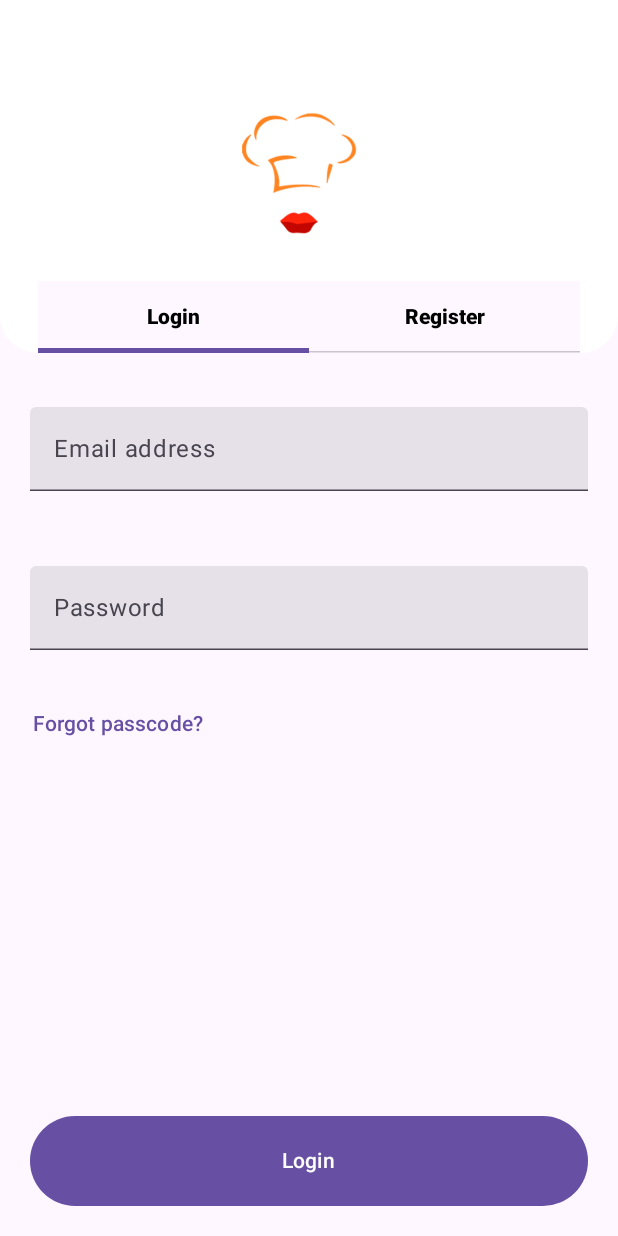
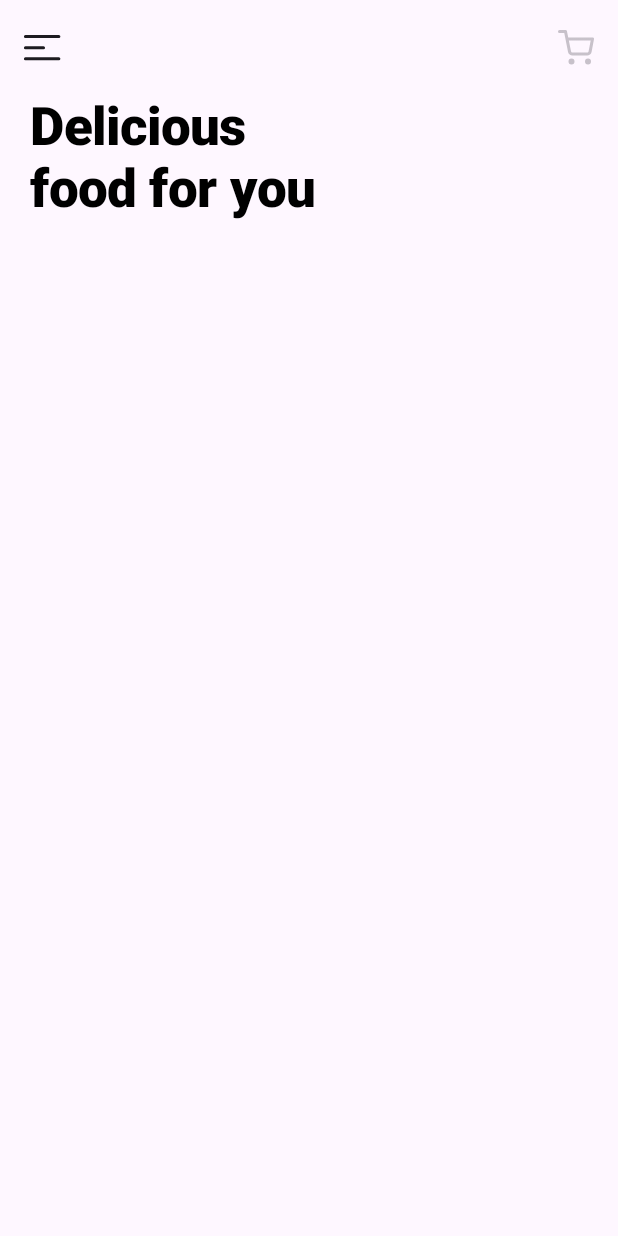
Before and after one commit to fahadnasrullah109/Foodie, an Android app built with Jetpack Compose: the AuthScreen screen opened through its navigation route, after a tap on "Login", on a phone screen of 412 x 824 dp. Run offline under Robolectric (Android 15) with nearby library versions, the phone set to English and light mode, and no system bars; our stand-ins replace Dagger/Hilt's generated code, constraintlayout-compose; 3 statements that could not run were skipped.

Commit message:
feat: Drawer is added.

```diff
--- /dev/null
+++ b/app/src/main/java/com/foodie/presentation/drawer/DrawerItem.kt
@@ -0,0 +1,16 @@
+package com.foodie.presentation.drawer
+
+import com.foodie.R
+
+sealed class DrawerItem(val title: Int, val icon: Int) {
+    object Profile : DrawerItem(title = R.string.profile_label, icon = R.drawable.ic_drawer_profile)
+    object Orders : DrawerItem(title = R.string.orders_label, icon = R.drawable.ic_drawer_order)
+    object Offers :
+        DrawerItem(title = R.string.offers_and_promo_label, icon = R.drawable.ic_drawer_offers)
+
+    object Privacy : DrawerItem(title = R.string.privacy_label, icon = R.drawable.ic_drawer_privacy)
+    object Security :
+        DrawerItem(title = R.string.security_label, icon = R.drawable.ic_drawer_security)
+
+    object SignOut : DrawerItem(title = R.string.signout_label, icon = R.drawable.ic_logout)
+}
--- /dev/null
+++ b/app/src/main/java/com/foodie/presentation/drawer/DrawerScreen.kt
@@ -0,0 +1,103 @@
+@file:OptIn(ExperimentalMaterial3Api::class)
+
+package com.foodie.presentation.drawer
+
+import android.annotation.SuppressLint
+import androidx.compose.foundation.background
+import androidx.compose.foundation.layout.*
+import androidx.compose.material3.*
+import androidx.compose.runtime.*
+import androidx.compose.ui.Modifier
+import androidx.compose.ui.graphics.Color
+import androidx.compose.ui.res.painterResource
+import androidx.compose.ui.res.stringResource
+import androidx.compose.ui.tooling.preview.Preview
+import androidx.compose.ui.unit.dp
+import androidx.navigation.NavController
+import androidx.navigation.compose.rememberNavController
+import com.foodie.R
+import com.foodie.presentation.home.HomeScreen
+import com.foodie.ui.theme.FoodieTheme
+import com.foodie.ui.theme.login_signup_bg
+import kotlinx.coroutines.launch
+
+@OptIn(ExperimentalMaterial3Api::class)
+@SuppressLint("UnusedMaterial3ScaffoldPaddingParameter")
+@Composable
+fun DrawerScreen(modifier: Modifier = Modifier, navController: NavController) {
+    val drawerState = rememberDrawerState(DrawerValue.Closed)
+    val scope = rememberCoroutineScope()
+    val drawerItems = listOf(
+        DrawerItem.Profile,
+        DrawerItem.Orders,
+        DrawerItem.Offers,
+        DrawerItem.Privacy,
+        DrawerItem.Security,
+        DrawerItem.SignOut
+    )
+    var selectedItem by remember { mutableStateOf(drawerItems[0]) }
+    ModalNavigationDrawer(drawerState = drawerState, drawerContent = {
+        ModalDrawerSheet(drawerContainerColor = MaterialTheme.colorScheme.primary) {
+            Spacer(Modifier.height(30.dp))
+            drawerItems.forEach { item ->
+                NavigationDrawerItem(
+                    colors = NavigationDrawerItemDefaults.colors(
+                        selectedContainerColor = MaterialTheme.colorScheme.primary,
+                        unselectedContainerColor = MaterialTheme.colorScheme.primary,
+                        selectedIconColor = Color.White,
+                        unselectedIconColor = Color.White,
+                        selectedTextColor = Color.White,
+                        unselectedTextColor = Color.White
+                    ),
+                    icon = {
+                        Icon(
+                            painter = painterResource(id = item.icon), contentDescription = null
+                        )
+                    },
+                    label = { Text(stringResource(id = item.title)) },
+                    selected = false,
+                    onClick = {
+                        scope.launch { drawerState.close() }
+                        selectedItem = item
+                    },
+                    modifier = Modifier.padding(NavigationDrawerItemDefaults.ItemPadding)
+                )
+            }
+        }
+    }, content = {
+        Scaffold(modifier = modifier.background(color = login_signup_bg), topBar = {
+            TopAppBar(title = {}, navigationIcon = {
+                IconButton(onClick = {
+                    scope.launch { drawerState.open() }
+                }) {
+                    Icon(
+                        painter = painterResource(R.drawable.ic_menu),
+                        contentDescription = "menu icon"
+                    )
+                }
+            }, actions = {
+                IconButton(onClick = { /* doSomething() */ }) {
+                    Icon(
+                        painter = painterResource(R.drawable.ic_navigation_shopping_cart),
+                        contentDescription = "cart icon"
+                    )
+                }
+            })
+        }, content = { innerPadding ->
+            HomeScreen(
+                modifier = Modifier
+                    .fillMaxSize()
+                    .padding(innerPadding)
+                    .padding(start = 20.dp, end = 20.dp)
+            )
+        })
+    })
+}
+
+@Preview
+@Composable
+fun DrawerScreenPreview() {
+    FoodieTheme {
+        DrawerScreen(modifier = Modifier.fillMaxSize(), navController = rememberNavController())
+    }
+}
--- /dev/null
+++ b/app/src/main/java/com/foodie/presentation/home/HomeScreen.kt
@@ -0,0 +1,33 @@
+package com.foodie.presentation.home
+
+import androidx.compose.foundation.layout.Column
+import androidx.compose.foundation.layout.fillMaxSize
+import androidx.compose.material3.Text
+import androidx.compose.runtime.Composable
+import androidx.compose.ui.Modifier
+import androidx.compose.ui.graphics.Color
+import androidx.compose.ui.res.stringResource
+import androidx.compose.ui.text.TextStyle
+import androidx.compose.ui.text.font.FontWeight
+import androidx.compose.ui.tooling.preview.Preview
+import androidx.compose.ui.unit.sp
+import com.foodie.R
+import com.foodie.ui.theme.FoodieTheme
+
+@Composable
+fun HomeScreen(modifier: Modifier = Modifier) {
+    Column(modifier = modifier) {
+        Text(
+            text = stringResource(id = R.string.delicious_food_for_you),
+            style = TextStyle(color = Color.Black, fontWeight = FontWeight.Black, fontSize = 35.sp)
+        )
+    }
+}
+
+@Preview
+@Composable
+fun HomeScreenPreview() {
+    FoodieTheme {
+        HomeScreen(modifier = Modifier.fillMaxSize())
+    }
+}
--- a/app/src/main/java/com/foodie/presentation/navigation/Destinations.kt
+++ b/app/src/main/java/com/foodie/presentation/navigation/Destinations.kt
@@ -3,4 +3,5 @@ package com.foodie.presentation.navigation
 sealed class Destinations(val route: String) {
     object Landing : Destinations("landing")
     object Auth : Destinations("auth")
+    object Drawer : Destinations("drawer")
 }
--- a/app/src/main/java/com/foodie/presentation/navigation/FoodieAppNavHost.kt
+++ b/app/src/main/java/com/foodie/presentation/navigation/FoodieAppNavHost.kt
@@ -10,6 +10,7 @@ import androidx.navigation.compose.NavHost
 import androidx.navigation.compose.composable
 import androidx.navigation.compose.rememberNavController
 import com.foodie.presentation.auth.AuthScreen
+import com.foodie.presentation.drawer.DrawerScreen
 import com.foodie.presentation.landing.LandingScreen
 
 @Composable
@@ -23,23 +24,37 @@ fun FoodieAppNavHost(
     ) {
         landingGraph(navController)
         authGraph(navController)
+        authDrawer(navController)
     }
 }
 
 fun NavGraphBuilder.landingGraph(navController: NavController) {
     composable(Destinations.Landing.route) {
         LandingScreen(modifier = Modifier.fillMaxSize()) {
-            navController.navigate(route = Destinations.Auth.route)
+            navController.navigate(route = Destinations.Auth.route, navOptions = navOptions {
+                popUpTo(Destinations.Landing.route) { inclusive = true }
+            })
         }
     }
 }
 
 fun NavGraphBuilder.authGraph(navController: NavController) {
     composable(Destinations.Auth.route) {
-        AuthScreen(modifier = Modifier.fillMaxSize(),
-            onForgotPassword = {},
-            onLoginSuccess = {},
-            onRegisterSuccess = {})
+        AuthScreen(modifier = Modifier.fillMaxSize(), onForgotPassword = {}, onLoginSuccess = {
+            navController.navigate(route = Destinations.Drawer.route, navOptions = navOptions {
+                popUpTo(Destinations.Auth.route) { inclusive = true }
+            })
+        }, onRegisterSuccess = {
+            navController.navigate(route = Destinations.Drawer.route, navOptions = navOptions {
+                popUpTo(Destinations.Auth.route) { inclusive = true }
+            })
+        })
+    }
+}
+
+fun NavGraphBuilder.authDrawer(navController: NavController) {
+    composable(Destinations.Drawer.route) {
+        DrawerScreen(modifier = Modifier.fillMaxSize(), navController = navController)
     }
 }
 
--- /dev/null
+++ b/app/src/main/res/drawable/ic_drawer_offers.xml
@@ -0,0 +1,9 @@
+<vector xmlns:android="http://schemas.android.com/apk/res/android"
+    android:width="20dp"
+    android:height="20dp"
+    android:viewportWidth="20"
+    android:viewportHeight="20">
+  <path
+      android:pathData="M19.41,9.58L10.41,0.58C10.05,0.22 9.55,0 9,0H2C0.9,0 0,0.9 0,2V9C0,9.55 0.22,10.05 0.59,10.42L9.59,19.42C9.95,19.78 10.45,20 11,20C11.55,20 12.05,19.78 12.41,19.41L19.41,12.41C19.78,12.05 20,11.55 20,11C20,10.45 19.77,9.94 19.41,9.58ZM11,18.01L2,9V2H9V1.99L18,10.99L11,18.01Z"
+      android:fillColor="#ffffff"/>
+</vector>
--- /dev/null
+++ b/app/src/main/res/drawable/ic_drawer_order.xml
@@ -0,0 +1,9 @@
+<vector xmlns:android="http://schemas.android.com/apk/res/android"
+    android:width="26dp"
+    android:height="26dp"
+    android:viewportWidth="26"
+    android:viewportHeight="26">
+  <path
+      android:pathData="M3.25,6.688C3.035,6.688 2.828,6.773 2.675,6.926C2.523,7.078 2.438,7.285 2.438,7.5C2.438,7.716 2.523,7.922 2.675,8.075C2.828,8.227 3.035,8.313 3.25,8.313H5.054L7.186,16.844C7.367,17.567 8.014,18.063 8.76,18.063H18.891C19.625,18.063 20.248,17.575 20.441,16.868L22.547,9.125H20.846L18.891,16.438H8.759L6.628,7.906C6.54,7.556 6.337,7.246 6.051,7.025C5.766,6.804 5.415,6.685 5.054,6.688H3.25ZM17.875,18.063C16.538,18.063 15.438,19.163 15.438,20.5C15.438,21.837 16.538,22.938 17.875,22.938C19.212,22.938 20.313,21.837 20.313,20.5C20.313,19.163 19.212,18.063 17.875,18.063ZM10.563,18.063C9.226,18.063 8.125,19.163 8.125,20.5C8.125,21.837 9.226,22.938 10.563,22.938C11.899,22.938 13,21.837 13,20.5C13,19.163 11.899,18.063 10.563,18.063ZM13,6.688V10.75H10.563L13.813,14L17.063,10.75H14.625V6.688H13ZM10.563,19.688C11.021,19.688 11.375,20.042 11.375,20.5C11.375,20.958 11.021,21.313 10.563,21.313C10.104,21.313 9.75,20.958 9.75,20.5C9.75,20.042 10.104,19.688 10.563,19.688ZM17.875,19.688C18.333,19.688 18.688,20.042 18.688,20.5C18.688,20.958 18.333,21.313 17.875,21.313C17.417,21.313 17.063,20.958 17.063,20.5C17.063,20.042 17.417,19.688 17.875,19.688Z"
+      android:fillColor="#ffffff"/>
+</vector>
--- /dev/null
+++ b/app/src/main/res/drawable/ic_drawer_privacy.xml
@@ -0,0 +1,9 @@
+<vector xmlns:android="http://schemas.android.com/apk/res/android"
+    android:width="18dp"
+    android:height="18dp"
+    android:viewportWidth="18"
+    android:viewportHeight="18">
+  <path
+      android:pathData="M16,2V11H11V16H2V2H16ZM16,0H2C0.9,0 0,0.9 0,2V16C0,17.1 0.9,18 2,18H12L18,12V2C18,0.9 17.1,0 16,0ZM9,11H4V9H9V11ZM14,7H4V5H14V7Z"
+      android:fillColor="#ffffff"/>
+</vector>
--- /dev/null
+++ b/app/src/main/res/drawable/ic_drawer_profile.xml
@@ -0,0 +1,14 @@
+<vector xmlns:android="http://schemas.android.com/apk/res/android"
+    android:width="22dp"
+    android:height="22dp"
+    android:viewportWidth="22"
+    android:viewportHeight="22">
+  <path
+      android:pathData="M15,8C15,9.061 14.579,10.078 13.828,10.828C13.078,11.579 12.061,12 11,12C9.939,12 8.922,11.579 8.172,10.828C7.421,10.078 7,9.061 7,8C7,6.939 7.421,5.922 8.172,5.172C8.922,4.421 9.939,4 11,4C12.061,4 13.078,4.421 13.828,5.172C14.579,5.922 15,6.939 15,8ZM13,8C13,8.53 12.789,9.039 12.414,9.414C12.039,9.789 11.53,10 11,10C10.47,10 9.961,9.789 9.586,9.414C9.211,9.039 9,8.53 9,8C9,7.47 9.211,6.961 9.586,6.586C9.961,6.211 10.47,6 11,6C11.53,6 12.039,6.211 12.414,6.586C12.789,6.961 13,7.47 13,8Z"
+      android:fillColor="#ffffff"
+      android:fillType="evenOdd"/>
+  <path
+      android:pathData="M11,0C4.925,0 0,4.925 0,11C0,17.075 4.925,22 11,22C17.075,22 22,17.075 22,11C22,4.925 17.075,0 11,0ZM2,11C2,13.09 2.713,15.014 3.908,16.542C4.747,15.44 5.83,14.547 7.071,13.932C8.313,13.318 9.68,12.999 11.065,13C12.432,12.999 13.782,13.309 15.011,13.909C16.24,14.508 17.316,15.38 18.157,16.458C19.023,15.322 19.607,13.995 19.859,12.589C20.111,11.182 20.024,9.736 19.607,8.369C19.189,7.002 18.451,5.755 17.455,4.73C16.46,3.705 15.234,2.932 13.88,2.475C12.526,2.017 11.083,1.889 9.67,2.1C8.257,2.311 6.914,2.856 5.753,3.689C4.592,4.522 3.646,5.62 2.993,6.891C2.341,8.163 2,9.571 2,11ZM11,20C8.934,20.003 6.93,19.292 5.328,17.988C5.973,17.065 6.831,16.311 7.83,15.791C8.829,15.271 9.939,14.999 11.065,15C12.177,14.999 13.274,15.264 14.263,15.771C15.252,16.279 16.106,17.016 16.754,17.92C15.139,19.267 13.103,20.003 11,20Z"
+      android:fillColor="#ffffff"
+      android:fillType="evenOdd"/>
+</vector>
--- /dev/null
+++ b/app/src/main/res/drawable/ic_drawer_security.xml
@@ -0,0 +1,13 @@
+<vector xmlns:android="http://schemas.android.com/apk/res/android"
+    android:width="20dp"
+    android:height="20dp"
+    android:viewportWidth="20"
+    android:viewportHeight="20">
+  <group>
+    <clip-path
+        android:pathData="M0,0h20v19.2h-20z"/>
+    <path
+        android:pathData="M10.008,19.2C8.915,18.675 7.927,18.119 7.042,17.531C6.158,16.944 5.384,16.381 4.72,15.844C4.057,15.306 3.475,14.669 2.974,13.931C2.473,13.194 2.057,12.553 1.725,12.009C1.393,11.466 1.117,10.75 0.896,9.863C0.675,8.975 0.506,8.247 0.389,7.678C0.271,7.109 0.184,6.294 0.125,5.231C0.067,4.169 0.034,3.338 0.028,2.737C0.021,2.138 0.018,1.225 0.018,0C0.018,0.325 0.506,0.606 1.481,0.844C2.457,1.081 3.634,1.2 5.013,1.2C6.392,1.2 7.569,1.081 8.545,0.844C9.52,0.606 10.008,0.325 10.008,0C10.008,0.325 10.496,0.606 11.472,0.844C12.447,1.081 13.624,1.2 15.003,1.2C16.382,1.2 17.559,1.081 18.535,0.844C19.51,0.606 19.998,0.325 19.998,0C19.998,1.225 19.995,2.138 19.989,2.737C19.982,3.338 19.949,4.169 19.891,5.231C19.833,6.294 19.745,7.109 19.628,7.678C19.51,8.247 19.341,8.975 19.12,9.863C18.899,10.75 18.623,11.466 18.291,12.009C17.959,12.553 17.543,13.194 17.042,13.931C16.541,14.669 15.959,15.306 15.296,15.844C14.632,16.381 13.858,16.944 12.974,17.531C12.089,18.119 11.101,18.675 10.008,19.2ZM10.008,2.4C10.008,2.725 9.641,3.006 8.906,3.244C8.171,3.481 7.289,3.6 6.262,3.6C5.559,3.6 4.863,3.544 4.174,3.431C3.484,3.319 2.932,3.169 2.515,2.981C2.515,3.969 2.528,4.762 2.554,5.363C2.58,5.963 2.642,6.678 2.74,7.509C2.837,8.341 2.984,9.025 3.179,9.563C3.374,10.1 3.654,10.706 4.018,11.381C4.382,12.056 4.828,12.644 5.354,13.144C5.881,13.644 6.535,14.163 7.315,14.7C8.096,15.238 8.993,15.738 10.008,16.2V2.4Z"
+        android:fillColor="#ffffff"/>
+  </group>
+</vector>
--- /dev/null
+++ b/app/src/main/res/drawable/ic_logout.xml
@@ -0,0 +1,5 @@
+<vector android:autoMirrored="true" android:height="20dp"
+    android:tint="#FFFFFF" android:viewportHeight="24"
+    android:viewportWidth="24" android:width="20dp" xmlns:android="http://schemas.android.com/apk/res/android">
+    <path android:fillColor="@android:color/white" android:pathData="M17,7l-1.41,1.41L18.17,11H8v2h10.17l-2.58,2.58L17,17l5,-5zM4,5h8V3H4c-1.1,0 -2,0.9 -2,2v14c0,1.1 0.9,2 2,2h8v-2H4V5z"/>
+</vector>
--- /dev/null
+++ b/app/src/main/res/drawable/ic_menu.xml
@@ -0,0 +1,13 @@
+<vector xmlns:android="http://schemas.android.com/apk/res/android"
+    android:width="25dp"
+    android:height="17dp"
+    android:viewportWidth="25"
+    android:viewportHeight="17">
+  <path
+      android:pathData="M1.599,8.333H13.5M1.599,1H23.599M1.599,15.667H23.599"
+      android:strokeLineJoin="round"
+      android:strokeWidth="2"
+      android:fillColor="#00000000"
+      android:strokeColor="#000000"
+      android:strokeLineCap="round"/>
+</vector>
--- /dev/null
+++ b/app/src/main/res/drawable/ic_navigation_shopping_cart.xml
@@ -0,0 +1,33 @@
+<vector xmlns:android="http://schemas.android.com/apk/res/android"
+    android:width="24dp"
+    android:height="24dp"
+    android:viewportWidth="24"
+    android:viewportHeight="24">
+  <path
+      android:pathData="M9,22C9.552,22 10,21.552 10,21C10,20.448 9.552,20 9,20C8.448,20 8,20.448 8,21C8,21.552 8.448,22 9,22Z"
+      android:strokeAlpha="0.3"
+      android:strokeLineJoin="round"
+      android:strokeWidth="2"
+      android:fillColor="#00000000"
+      android:strokeColor="#000000"
+      android:fillAlpha="0.3"
+      android:strokeLineCap="round"/>
+  <path
+      android:pathData="M20,22C20.552,22 21,21.552 21,21C21,20.448 20.552,20 20,20C19.448,20 19,20.448 19,21C19,21.552 19.448,22 20,22Z"
+      android:strokeAlpha="0.3"
+      android:strokeLineJoin="round"
+      android:strokeWidth="2"
+      android:fillColor="#00000000"
+      android:strokeColor="#000000"
+      android:fillAlpha="0.3"
+      android:strokeLineCap="round"/>
+  <path
+      android:pathData="M1,1H5L7.68,14.39C7.771,14.85 8.022,15.264 8.388,15.558C8.753,15.853 9.211,16.009 9.68,16H19.4C19.869,16.009 20.327,15.853 20.692,15.558C21.058,15.264 21.309,14.85 21.4,14.39L23,6H6"
+      android:strokeAlpha="0.3"
+      android:strokeLineJoin="round"
+      android:strokeWidth="2"
+      android:fillColor="#00000000"
+      android:strokeColor="#000000"
+      android:fillAlpha="0.3"
+      android:strokeLineCap="round"/>
+</vector>
--- a/app/src/main/res/values/strings.xml
+++ b/app/src/main/res/values/strings.xml
@@ -8,4 +8,11 @@
     <string name="action_login">Login</string>
     <string name="action_register">Register</string>
     <string name="username_label">Username</string>
+    <string name="profile_label">Profile</string>
+    <string name="orders_label">Orders</string>
+    <string name="offers_and_promo_label">Offer and promo</string>
+    <string name="privacy_label">Privacy policy</string>
+    <string name="security_label">Security</string>
+    <string name="signout_label">Sign-out</string>
+    <string name="delicious_food_for_you">Delicious\nfood for you</string>
 </resources>
```
